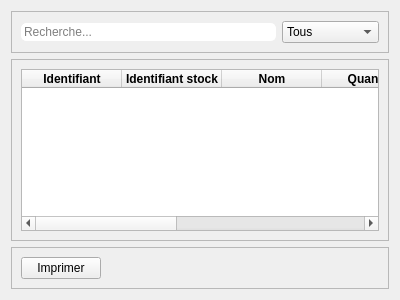
Before: the Qt Designer form mouvementdestock.ui in Totelof10/tsena, drawn with Qt 5.
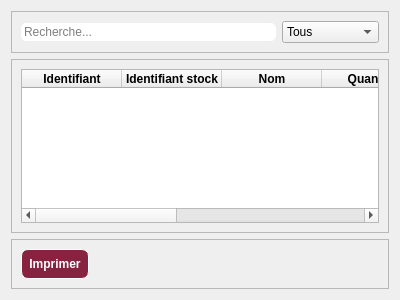
After: the same form once the commit is applied.

```diff
--- a/mouvementdestock.ui
+++ b/mouvementdestock.ui
@@ -166,13 +166,30 @@
      </property>
      <layout class="QHBoxLayout" name="horizontalLayout_2">
       <item>
-       <widget class="QPushButton" name="btnImprimer">
+       <widget class="QPushButton" name="btnImprimerMouvement">
+        <property name="font">
+         <font>
+          <bold>true</bold>
+         </font>
+        </property>
         <property name="cursor">
          <cursorShape>PointingHandCursor</cursorShape>
         </property>
         <property name="mouseTracking">
          <bool>true</bool>
         </property>
+        <property name="styleSheet">
+         <string notr="true">QPushButton{
+	border: 1px solid white;
+	border-radius: 7px;
+	background-color: #872341;
+	color:white;
+	padding: 7px;
+}
+QPushButton:hover{
+	background-color: #BE3144;
+}</string>
+        </property>
         <property name="text">
          <string>Imprimer</string>
         </property>
```
